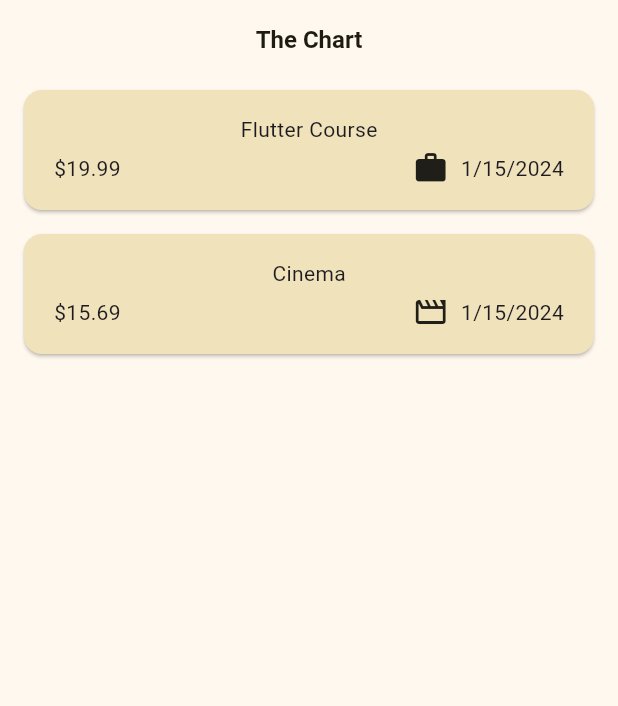
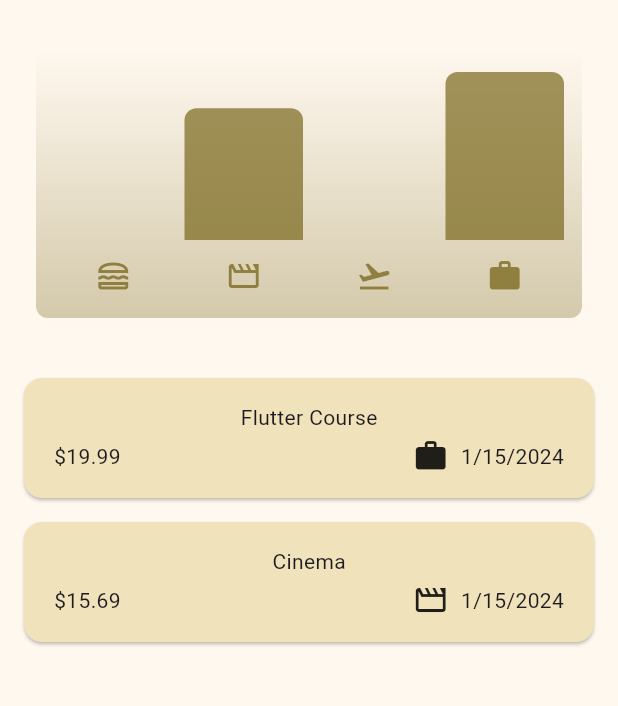
Before and after one commit to tessceciliaj/expense_tracker, a Flutter app: the screen it shows after launch, on a phone screen of 412 x 824 dp, the part 84-790 px from its top. Run offline on Flutter 3.47's test engine with Material 3 defaults, Android fonts, the phone set to English and light mode, and no system bars.

Commit message:
Add expense bucket logic, add chart with bars showing expense buckets.

```diff
--- a/lib/models/expense.dart
+++ b/lib/models/expense.dart
@@ -36,3 +36,30 @@ class Expense {
     return formatter.format(date);
   }
 }
+
+class ExpenseBucket {
+  const ExpenseBucket({
+    required this.category,
+    required this.expenses,
+  });
+
+  // Go through all, filter out expenses that belong to a specific category
+  ExpenseBucket.forCategory(List<Expense> allExpenses, this.category)
+      : expenses = allExpenses
+            .where((expense) => expense.category == category)
+            .toList();
+
+  final Category category;
+  final List<Expense> expenses;
+
+  double get totalExpenses {
+    double sum = 0;
+
+// going through a list, syntax for looping through every expense
+    for (final expense in expenses) {
+      sum += expense.amount; // sum = sum + expense.amount
+    }
+
+    return sum;
+  }
+}
--- /dev/null
+++ b/lib/widgets/chart/chart.dart
@@ -0,0 +1,93 @@
+import 'package:flutter/material.dart';
+import 'package:expense_tracker/widgets/chart/chart_bar.dart';
+import 'package:expense_tracker/models/expense.dart';
+
+class Chart extends StatelessWidget {
+  const Chart({super.key, required this.expenses});
+
+  final List<Expense> expenses;
+
+  List<ExpenseBucket> get buckets {
+    return [
+      ExpenseBucket.forCategory(expenses, Category.food),
+      ExpenseBucket.forCategory(expenses, Category.leisure),
+      ExpenseBucket.forCategory(expenses, Category.travel),
+      ExpenseBucket.forCategory(expenses, Category.work),
+    ];
+  }
+
+  double get maxTotalExpense {
+    double maxTotalExpense = 0;
+
+    for (final bucket in buckets) {
+      if (bucket.totalExpenses > maxTotalExpense) {
+        maxTotalExpense = bucket.totalExpenses;
+      }
+    }
+    return maxTotalExpense;
+  }
+
+  @override
+  Widget build(BuildContext context) {
+    final isDarkMode =
+        MediaQuery.of(context).platformBrightness == Brightness.dark;
+    return Container(
+      margin: const EdgeInsets.all(16),
+      padding: const EdgeInsets.symmetric(
+        vertical: 16,
+        horizontal: 8,
+      ),
+      width: double.infinity,
+      height: 180,
+      decoration: BoxDecoration(
+        borderRadius: BorderRadius.circular(8),
+        gradient: LinearGradient(
+          colors: [
+            Theme.of(context).colorScheme.primary.withOpacity(0.3),
+            Theme.of(context).colorScheme.primary.withOpacity(0.0)
+          ],
+          begin: Alignment.bottomCenter,
+          end: Alignment.topCenter,
+        ),
+      ),
+      child: Column(
+        children: [
+          Expanded(
+            child: Row(
+              crossAxisAlignment: CrossAxisAlignment.end,
+              children: [
+                for (final bucket in buckets) // alternative to map()
+                  ChartBar(
+                    fill: bucket.totalExpenses == 0
+                        ? 0
+                        : bucket.totalExpenses / maxTotalExpense,
+                  )
+              ],
+            ),
+          ),
+          const SizedBox(height: 12),
+          Row(
+            children: buckets
+                .map(
+                  (bucket) => Expanded(
+                    child: Padding(
+                      padding: const EdgeInsets.symmetric(horizontal: 4),
+                      child: Icon(
+                        categoryIcons[bucket.category],
+                        color: isDarkMode
+                            ? Theme.of(context).colorScheme.secondary
+                            : Theme.of(context)
+                                .colorScheme
+                                .primary
+                                .withOpacity(0.7),
+                      ),
+                    ),
+                  ),
+                )
+                .toList(),
+          )
+        ],
+      ),
+    );
+  }
+}
--- /dev/null
+++ b/lib/widgets/chart/chart_bar.dart
@@ -0,0 +1,35 @@
+import 'package:flutter/material.dart';
+
+class ChartBar extends StatelessWidget {
+  const ChartBar({
+    super.key,
+    required this.fill,
+  });
+
+  final double fill;
+
+  @override
+  Widget build(BuildContext context) {
+    final isDarkMode =
+        MediaQuery.of(context).platformBrightness == Brightness.dark;
+
+    return Expanded(
+      child: Padding(
+        padding: const EdgeInsets.symmetric(horizontal: 4),
+        child: FractionallySizedBox(
+          heightFactor: fill,
+          child: DecoratedBox(
+            decoration: BoxDecoration(
+              shape: BoxShape.rectangle,
+              borderRadius:
+                  const BorderRadius.vertical(top: Radius.circular(8)),
+              color: isDarkMode
+                  ? Theme.of(context).colorScheme.secondary
+                  : Theme.of(context).colorScheme.primary.withOpacity(0.65),
+            ),
+          ),
+        ),
+      ),
+    );
+  }
+}
--- a/lib/widgets/expenses.dart
+++ b/lib/widgets/expenses.dart
@@ -1,3 +1,4 @@
+import 'package:expense_tracker/widgets/chart/chart.dart';
 import 'package:expense_tracker/widgets/expenses_list/expenses_list.dart';
 import 'package:expense_tracker/models/expense.dart';
 import 'package:expense_tracker/widgets/new_expense.dart';
@@ -89,10 +90,7 @@ class _ExpensesState extends State<Expenses> {
         children: [
           Padding(
             padding: const EdgeInsets.symmetric(horizontal: 8, vertical: 16),
-            child: Text(
-              'The Chart',
-              style: Theme.of(context).textTheme.titleLarge,
-            ),
+            child: Chart(expenses: _registerExpenses),
           ),
           Expanded(child: mainContent),
         ],
```
